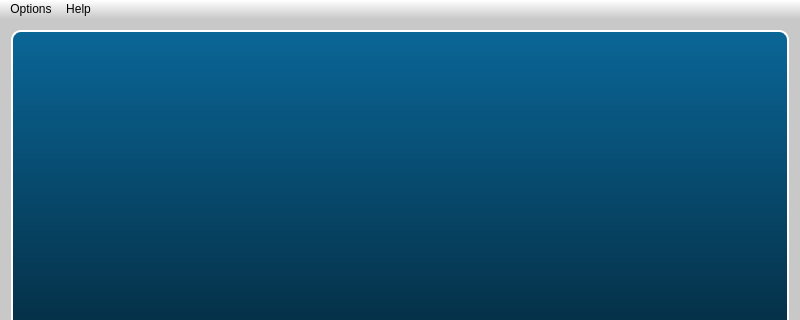
The window that src/saisie3D/mainwindow.ui (micmacIGN/micmac) describes before a commit, drawn with Qt 5; both pictures show x 0 to 800 and y 0 to 320 of the 800 by 600 pixel window.
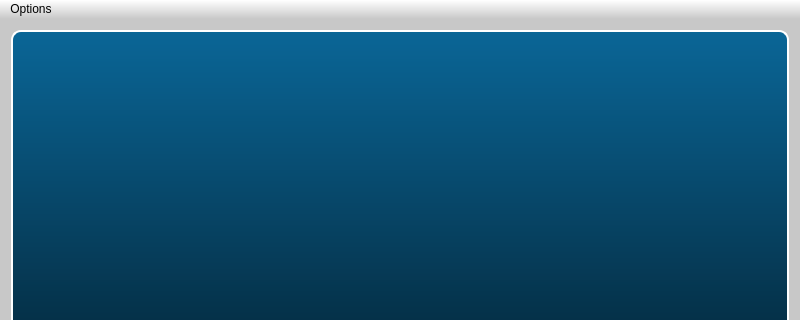
The same window after the commit. Icons and pictures are not drawn.

What changed in the file:
```diff
--- a/src/saisie3D/mainwindow.ui
+++ b/src/saisie3D/mainwindow.ui
@@ -112,15 +112,7 @@
     <addaction name="actionExport_mask"/>
     <addaction name="actionLoad_and_Export"/>
    </widget>
-   <widget class="QMenu" name="menuAbout">
-    <property name="title">
-     <string>Help</string>
-    </property>
-    <addaction name="separator"/>
-    <addaction name="actionHelpShortcuts"/>
-   </widget>
    <addaction name="menuOptions"/>
-   <addaction name="menuAbout"/>
   </widget>
   <action name="actionFullScreen">
    <property name="checkable">
```
Left out of the diff: 19 changed lines with no effect on the pictures.
